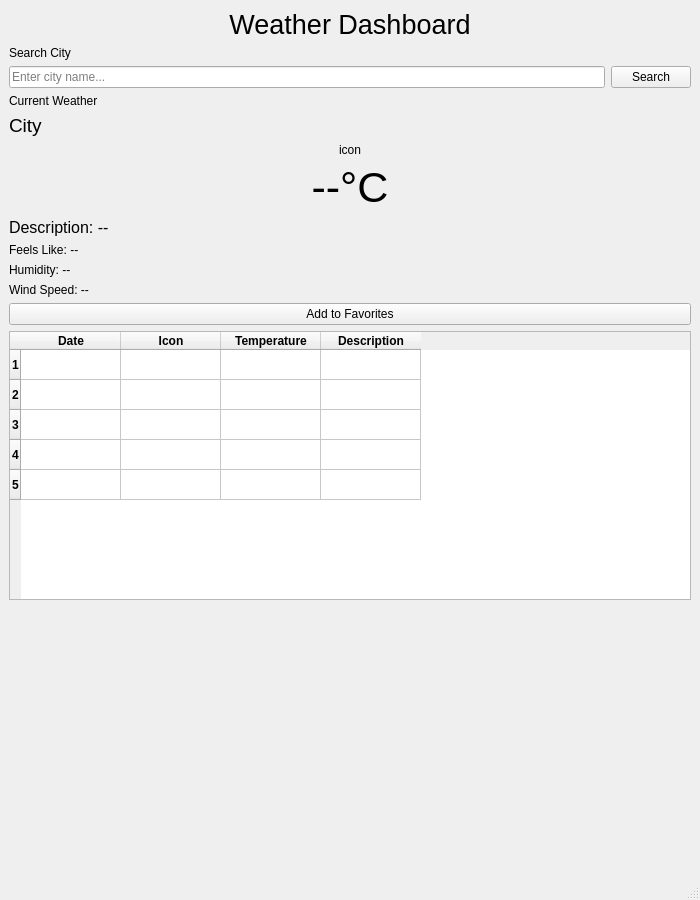
Before: the Qt Designer form mainwindow.ui in bernardovvieira/qt-weather-dashboard, drawn with Qt 5.
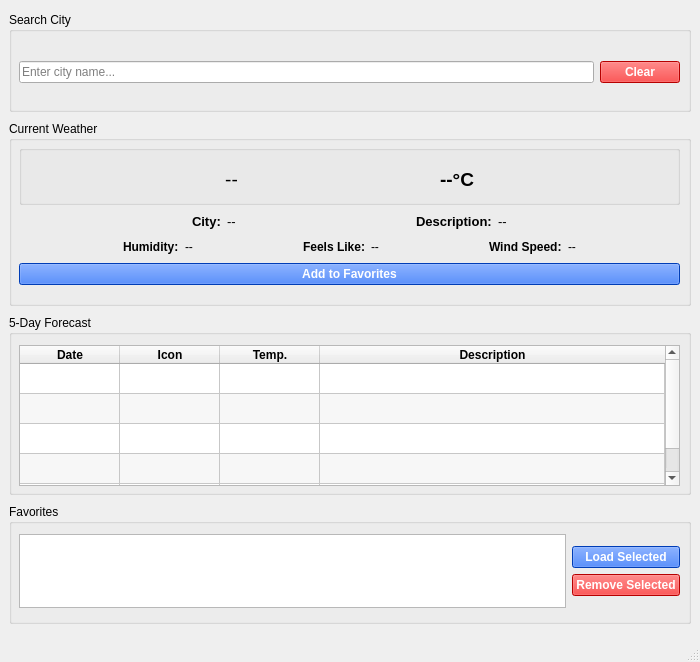
After: the same form once the commit is applied. Icons and pictures are not drawn.

Diff of the .ui file:
```diff
--- a/mainwindow.ui
+++ b/mainwindow.ui
@@ -7,9 +7,27 @@
     <x>0</x>
     <y>0</y>
     <width>700</width>
-    <height>900</height>
+    <height>662</height>
    </rect>
   </property>
+  <property name="sizePolicy">
+   <sizepolicy hsizetype="Fixed" vsizetype="Fixed">
+    <horstretch>0</horstretch>
+    <verstretch>0</verstretch>
+   </sizepolicy>
+  </property>
+  <property name="minimumSize">
+   <size>
+    <width>700</width>
+    <height>662</height>
+   </size>
+  </property>
+  <property name="maximumSize">
+   <size>
+    <width>700</width>
+    <height>662</height>
+   </size>
+  </property>
   <property name="windowTitle">
    <string>Weather Dashboard</string>
   </property>
@@ -20,40 +38,37 @@
   <widget class="QWidget" name="centralwidget">
    <layout class="QVBoxLayout" name="verticalLayout">
     <item>
-     <widget class="QLabel" name="titlelabel">
+     <widget class="QGroupBox" name="searchCityGroupBox">
+      <property name="minimumSize">
+       <size>
+        <width>0</width>
+        <height>100</height>
+       </size>
+      </property>
       <property name="maximumSize">
        <size>
         <width>16777215</width>
-        <height>35</height>
+        <height>100</height>
        </size>
       </property>
-      <property name="font">
-       <font>
-        <pointsize>20</pointsize>
-       </font>
+      <property name="styleSheet">
+       <string notr="true"/>
       </property>
-      <property name="tabletTracking">
-       <bool>false</bool>
-      </property>
-      <property name="locale">
-       <locale language="English" country="UnitedStates"/>
-      </property>
-      <property name="text">
-       <string>Weather Dashboard</string>
-      </property>
-      <property name="alignment">
-       <set>Qt::AlignCenter</set>
-      </property>
-     </widget>
-    </item>
-    <item>
-     <widget class="QLabel" name="label_2">
-      <property name="text">
+      <property name="title">
        <string>Search City</string>
       </property>
-     </widget>
-    </item>
-    <item>
+      <property name="checkable">
+       <bool>false</bool>
+      </property>
+      <widget class="QWidget" name="layoutWidget">
+       <property name="geometry">
+        <rect>
+         <x>10</x>
+         <y>30</y>
+         <width>661</width>
+         <height>61</height>
+        </rect>
+       </property>
      <layout class="QHBoxLayout" name="horizontalLayout_2">
       <item>
        <widget class="QLineEdit" name="cityLineEdit">
@@ -63,39 +78,97 @@
        </widget>
       </item>
       <item>
-       <widget class="QPushButton" name="searchPushButton">
+         <widget class="QPushButton" name="clearPushButton">
+          <property name="styleSheet">
+           <string notr="true">color: rgb(255, 255, 255);
+background-color: rgb(255, 0, 0);
+font: bold;</string>
+          </property>
         <property name="text">
-         <string>Search</string>
+           <string>Clear</string>
         </property>
        </widget>
       </item>
      </layout>
+      </widget>
+     </widget>
     </item>
     <item>
-     <widget class="QLabel" name="label">
-      <property name="text">
+     <widget class="QGroupBox" name="currentWeatherGroupBox">
+      <property name="minimumSize">
+       <size>
+        <width>0</width>
+        <height>185</height>
+       </size>
+      </property>
+      <property name="maximumSize">
+       <size>
+        <width>16777215</width>
+        <height>185</height>
+       </size>
+      </property>
+      <property name="title">
        <string>Current Weather</string>
       </property>
-     </widget>
-    </item>
-    <item>
+      <widget class="QWidget" name="layoutWidget">
+       <property name="geometry">
+        <rect>
+         <x>10</x>
+         <y>24</y>
+         <width>661</width>
+         <height>151</height>
+        </rect>
+       </property>
      <layout class="QVBoxLayout" name="verticalLayout_2">
       <item>
-       <widget class="QLabel" name="cityLabel">
-        <property name="font">
-         <font>
-          <pointsize>14</pointsize>
-         </font>
-        </property>
-        <property name="text">
-         <string>City</string>
-        </property>
-       </widget>
+         <widget class="QGroupBox" name="groupBox">
+          <property name="minimumSize">
+           <size>
+            <width>0</width>
+            <height>60</height>
+           </size>
+          </property>
+          <property name="maximumSize">
+           <size>
+            <width>16777215</width>
+            <height>60</height>
+           </size>
+          </property>
+          <property name="title">
+           <string/>
+          </property>
+          <widget class="QWidget" name="horizontalLayoutWidget_5">
+           <property name="geometry">
+            <rect>
+             <x>10</x>
+             <y>14</y>
+             <width>641</width>
+             <height>41</height>
+            </rect>
+           </property>
+           <layout class="QHBoxLayout" name="horizontalLayout_7">
+            <item>
+             <spacer name="horizontalSpacer_2">
+              <property name="orientation">
+               <enum>Qt::Horizontal</enum>
+              </property>
+              <property name="sizeHint" stdset="0">
+               <size>
+                <width>40</width>
+                <height>20</height>
+               </size>
+              </property>
+             </spacer>
       </item>
       <item>
        <widget class="QLabel" name="weatherIconLabel">
+              <property name="font">
+               <font>
+                <pointsize>14</pointsize>
+               </font>
+              </property>
         <property name="text">
-         <string>icon</string>
+               <string>--</string>
         </property>
         <property name="scaledContents">
          <bool>true</bool>
@@ -105,13 +178,31 @@
         </property>
        </widget>
       </item>
+            <item>
+             <spacer name="horizontalSpacer_3">
+              <property name="orientation">
+               <enum>Qt::Horizontal</enum>
+              </property>
+              <property name="sizeHint" stdset="0">
+               <size>
+                <width>40</width>
+                <height>20</height>
+               </size>
+              </property>
+             </spacer>
+            </item>
       <item>
        <widget class="QLabel" name="temperatureLabel">
         <property name="font">
          <font>
-          <pointsize>32</pointsize>
-         </font>
-        </property>
+                <pointsize>14</pointsize>
+                <italic>false</italic>
+                <bold>true</bold>
+               </font>
+              </property>
+              <property name="styleSheet">
+               <string notr="true">font: bold;</string>
+              </property>
         <property name="text">
          <string>--°C</string>
         </property>
@@ -121,52 +212,340 @@
        </widget>
       </item>
       <item>
+             <spacer name="horizontalSpacer">
+              <property name="orientation">
+               <enum>Qt::Horizontal</enum>
+              </property>
+              <property name="sizeHint" stdset="0">
+               <size>
+                <width>40</width>
+                <height>20</height>
+               </size>
+              </property>
+             </spacer>
+            </item>
+           </layout>
+          </widget>
+         </widget>
+        </item>
+        <item>
+         <layout class="QHBoxLayout" name="horizontalLayout_5">
+          <item>
+           <spacer name="horizontalSpacer_9">
+            <property name="orientation">
+             <enum>Qt::Horizontal</enum>
+            </property>
+            <property name="sizeHint" stdset="0">
+             <size>
+              <width>40</width>
+              <height>20</height>
+             </size>
+            </property>
+           </spacer>
+          </item>
+          <item>
+           <widget class="QLabel" name="cityTextLabel">
+            <property name="font">
+             <font>
+              <pointsize>10</pointsize>
+              <italic>false</italic>
+              <bold>true</bold>
+             </font>
+            </property>
+            <property name="styleSheet">
+             <string notr="true">font: bold;</string>
+            </property>
+            <property name="text">
+             <string>City:</string>
+            </property>
+           </widget>
+          </item>
+          <item>
+           <widget class="QLabel" name="cityLabel">
+            <property name="font">
+             <font>
+              <pointsize>10</pointsize>
+             </font>
+            </property>
+            <property name="styleSheet">
+             <string notr="true"/>
+            </property>
+            <property name="text">
+             <string>--</string>
+            </property>
+           </widget>
+          </item>
+          <item>
+           <spacer name="horizontalSpacer_8">
+            <property name="orientation">
+             <enum>Qt::Horizontal</enum>
+            </property>
+            <property name="sizeHint" stdset="0">
+             <size>
+              <width>40</width>
+              <height>20</height>
+             </size>
+            </property>
+           </spacer>
+          </item>
+          <item>
+           <widget class="QLabel" name="descriptionTextLabel">
+            <property name="font">
+             <font>
+              <pointsize>10</pointsize>
+              <italic>false</italic>
+              <bold>true</bold>
+             </font>
+            </property>
+            <property name="styleSheet">
+             <string notr="true">font: bold;</string>
+            </property>
+            <property name="text">
+             <string>Description:</string>
+            </property>
+           </widget>
+          </item>
+          <item>
        <widget class="QLabel" name="descriptionLabel">
         <property name="font">
          <font>
-          <pointsize>12</pointsize>
+              <pointsize>10</pointsize>
          </font>
         </property>
         <property name="text">
-         <string>Description: --</string>
+             <string>--</string>
         </property>
        </widget>
       </item>
       <item>
-       <widget class="QLabel" name="feelsLikeLabel">
+           <spacer name="horizontalSpacer_4">
+            <property name="orientation">
+             <enum>Qt::Horizontal</enum>
+            </property>
+            <property name="sizeHint" stdset="0">
+             <size>
+              <width>40</width>
+              <height>20</height>
+             </size>
+            </property>
+           </spacer>
+          </item>
+         </layout>
+        </item>
+        <item>
+         <layout class="QHBoxLayout" name="horizontalLayout">
+          <item>
+           <spacer name="horizontalSpacer_10">
+            <property name="orientation">
+             <enum>Qt::Horizontal</enum>
+            </property>
+            <property name="sizeHint" stdset="0">
+             <size>
+              <width>40</width>
+              <height>20</height>
+             </size>
+            </property>
+           </spacer>
+          </item>
+          <item>
+           <widget class="QLabel" name="humidityTextLabel">
+            <property name="styleSheet">
+             <string notr="true">font: bold;</string>
+            </property>
         <property name="text">
-         <string>Feels Like: --</string>
+             <string>Humidity:</string>
         </property>
        </widget>
       </item>
       <item>
        <widget class="QLabel" name="humidityLabel">
+            <property name="styleSheet">
+             <string notr="true">
+</string>
+            </property>
         <property name="text">
-         <string>Humidity: --</string>
+             <string>--</string>
+            </property>
+           </widget>
+          </item>
+          <item>
+           <spacer name="horizontalSpacer_7">
+            <property name="orientation">
+             <enum>Qt::Horizontal</enum>
+            </property>
+            <property name="sizeHint" stdset="0">
+             <size>
+              <width>40</width>
+              <height>20</height>
+             </size>
+            </property>
+           </spacer>
+          </item>
+          <item>
+           <widget class="QLabel" name="feelsLikeTextLabel">
+            <property name="styleSheet">
+             <string notr="true">font: bold;</string>
+            </property>
+            <property name="text">
+             <string>Feels Like:</string>
+            </property>
+           </widget>
+          </item>
+          <item>
+           <widget class="QLabel" name="feelsLikeLabel">
+            <property name="styleSheet">
+             <string notr="true"/>
+            </property>
+            <property name="text">
+             <string>--</string>
+            </property>
+           </widget>
+          </item>
+          <item>
+           <spacer name="horizontalSpacer_6">
+            <property name="orientation">
+             <enum>Qt::Horizontal</enum>
+            </property>
+            <property name="sizeHint" stdset="0">
+             <size>
+              <width>40</width>
+              <height>20</height>
+             </size>
+            </property>
+           </spacer>
+          </item>
+          <item>
+           <widget class="QLabel" name="windTextLabel">
+            <property name="styleSheet">
+             <string notr="true">font: bold;</string>
+            </property>
+            <property name="text">
+             <string>Wind Speed:</string>
         </property>
        </widget>
       </item>
       <item>
        <widget class="QLabel" name="windLabel">
+            <property name="styleSheet">
+             <string notr="true"/>
+            </property>
         <property name="text">
-         <string>Wind Speed: --</string>
-        </property>
-       </widget>
+             <string>--</string>
+            </property>
+           </widget>
+          </item>
+          <item>
+           <spacer name="horizontalSpacer_5">
+            <property name="orientation">
+             <enum>Qt::Horizontal</enum>
+            </property>
+            <property name="sizeHint" stdset="0">
+             <size>
+              <width>40</width>
+              <height>20</height>
+             </size>
+            </property>
+           </spacer>
+          </item>
+         </layout>
       </item>
       <item>
        <widget class="QPushButton" name="addFavoritesPushButton">
+          <property name="styleSheet">
+           <string notr="true">background-color: rgb(0, 85, 255);
+color: rgb(255, 255, 255);
+font: bold;</string>
+          </property>
         <property name="text">
          <string>Add to Favorites</string>
         </property>
        </widget>
       </item>
-     </layout>
+        <item>
+         <spacer name="verticalSpacer_7">
+          <property name="orientation">
+           <enum>Qt::Vertical</enum>
+          </property>
+          <property name="sizeHint" stdset="0">
+           <size>
+            <width>20</width>
+            <height>40</height>
+           </size>
+          </property>
+         </spacer>
+        </item>
+       </layout>
+      </widget>
+     </widget>
     </item>
+    <item>
+     <widget class="QGroupBox" name="forecastGroupBox">
+      <property name="minimumSize">
+       <size>
+        <width>0</width>
+        <height>180</height>
+       </size>
+      </property>
+      <property name="maximumSize">
+       <size>
+        <width>16777215</width>
+        <height>180</height>
+       </size>
+      </property>
+      <property name="title">
+       <string>5-Day Forecast</string>
+      </property>
+      <widget class="QWidget" name="verticalLayoutWidget">
+       <property name="geometry">
+        <rect>
+         <x>10</x>
+         <y>30</y>
+         <width>661</width>
+         <height>141</height>
+        </rect>
+       </property>
+       <layout class="QVBoxLayout" name="verticalLayout_3">
     <item>
      <widget class="QTableWidget" name="forecastTableWidget">
+          <property name="sizePolicy">
+           <sizepolicy hsizetype="Expanding" vsizetype="Expanding">
+            <horstretch>0</horstretch>
+            <verstretch>0</verstretch>
+           </sizepolicy>
+          </property>
+          <property name="autoScroll">
+           <bool>true</bool>
+          </property>
+          <property name="autoScrollMargin">
+           <number>16</number>
+          </property>
+          <property name="alternatingRowColors">
+           <bool>true</bool>
+          </property>
+          <property name="wordWrap">
+           <bool>true</bool>
+          </property>
+          <property name="cornerButtonEnabled">
+           <bool>true</bool>
+          </property>
+          <attribute name="horizontalHeaderHighlightSections">
+           <bool>false</bool>
+          </attribute>
+          <attribute name="horizontalHeaderShowSortIndicator" stdset="0">
+           <bool>false</bool>
+          </attribute>
+          <attribute name="horizontalHeaderStretchLastSection">
+           <bool>true</bool>
+          </attribute>
+          <attribute name="verticalHeaderVisible">
+           <bool>false</bool>
+          </attribute>
+          <attribute name="verticalHeaderMinimumSectionSize">
+           <number>16</number>
+          </attribute>
       <row>
        <property name="text">
-        <string>1</string>
+            <string/>
        </property>
        <property name="font">
         <font>
@@ -176,7 +555,7 @@
       </row>
       <row>
        <property name="text">
-        <string>2</string>
+            <string/>
        </property>
        <property name="font">
         <font>
@@ -186,7 +565,7 @@
       </row>
       <row>
        <property name="text">
-        <string>3</string>
+            <string/>
        </property>
        <property name="font">
         <font>
@@ -196,7 +575,7 @@
       </row>
       <row>
        <property name="text">
-        <string>4</string>
+            <string/>
        </property>
        <property name="font">
         <font>
@@ -206,7 +585,7 @@
       </row>
       <row>
        <property name="text">
-        <string>5</string>
+            <string/>
        </property>
        <property name="font">
         <font>
@@ -236,7 +615,7 @@
       </column>
       <column>
        <property name="text">
-        <string>Temperature</string>
+            <string>Temp.</string>
        </property>
        <property name="font">
         <font>
@@ -268,6 +647,102 @@
        </size>
       </property>
      </spacer>
+        </item>
+       </layout>
+      </widget>
+     </widget>
+    </item>
+    <item>
+     <widget class="QGroupBox" name="favoritesGroupBox">
+      <property name="minimumSize">
+       <size>
+        <width>0</width>
+        <height>120</height>
+       </size>
+      </property>
+      <property name="maximumSize">
+       <size>
+        <width>16777215</width>
+        <height>120</height>
+       </size>
+      </property>
+      <property name="title">
+       <string>Favorites</string>
+      </property>
+      <widget class="QWidget" name="verticalLayoutWidget_2">
+       <property name="geometry">
+        <rect>
+         <x>10</x>
+         <y>30</y>
+         <width>661</width>
+         <height>74</height>
+        </rect>
+       </property>
+       <layout class="QVBoxLayout" name="verticalLayout_4">
+        <item>
+         <layout class="QHBoxLayout" name="horizontalLayout_6">
+          <item>
+           <widget class="QListWidget" name="favoritesListWidget"/>
+          </item>
+          <item>
+           <layout class="QVBoxLayout" name="verticalLayout_6">
+            <item>
+             <spacer name="verticalSpacer_2">
+              <property name="orientation">
+               <enum>Qt::Vertical</enum>
+              </property>
+              <property name="sizeHint" stdset="0">
+               <size>
+                <width>20</width>
+                <height>40</height>
+               </size>
+              </property>
+             </spacer>
+            </item>
+            <item>
+             <widget class="QPushButton" name="loadFavoritePushButton">
+              <property name="styleSheet">
+               <string notr="true">background-color: rgb(0, 85, 255);
+color: rgb(255, 255, 255);
+font: bold;</string>
+              </property>
+              <property name="text">
+               <string>Load Selected</string>
+              </property>
+             </widget>
+            </item>
+            <item>
+             <widget class="QPushButton" name="removeFavoritePushButton">
+              <property name="styleSheet">
+               <string notr="true">color: rgb(255, 255, 255);
+background-color: rgb(255, 0, 0);
+font: bold;</string>
+              </property>
+              <property name="text">
+               <string>Remove Selected</string>
+              </property>
+             </widget>
+            </item>
+            <item>
+             <spacer name="verticalSpacer_3">
+              <property name="orientation">
+               <enum>Qt::Vertical</enum>
+              </property>
+              <property name="sizeHint" stdset="0">
+               <size>
+                <width>20</width>
+                <height>40</height>
+               </size>
+              </property>
+             </spacer>
+            </item>
+           </layout>
+          </item>
+         </layout>
+        </item>
+       </layout>
+      </widget>
+     </widget>
     </item>
    </layout>
   </widget>
```
Left out of the diff: 3 changed lines with no effect on the pictures. Lines whose indentation alone changed are shown as unchanged.
